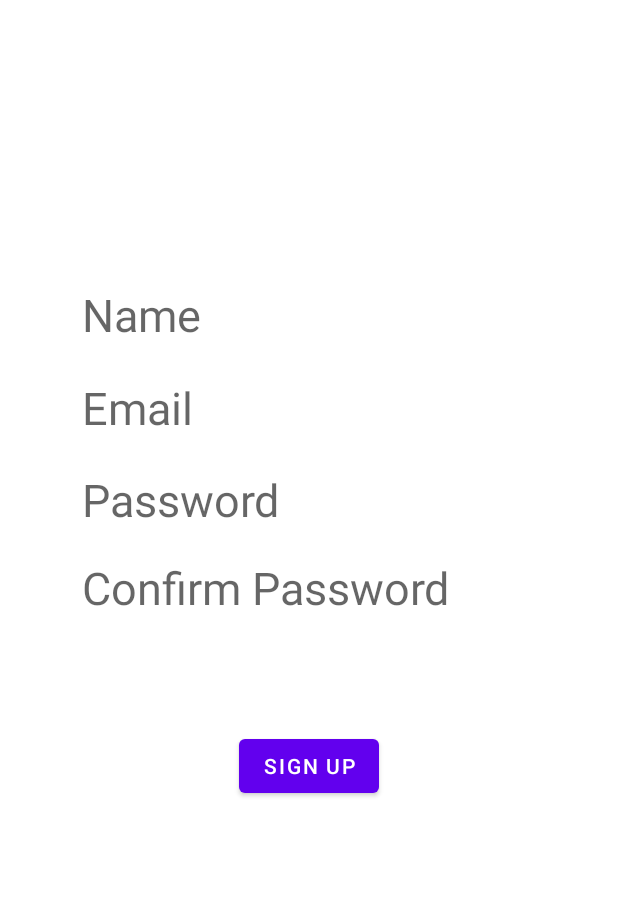
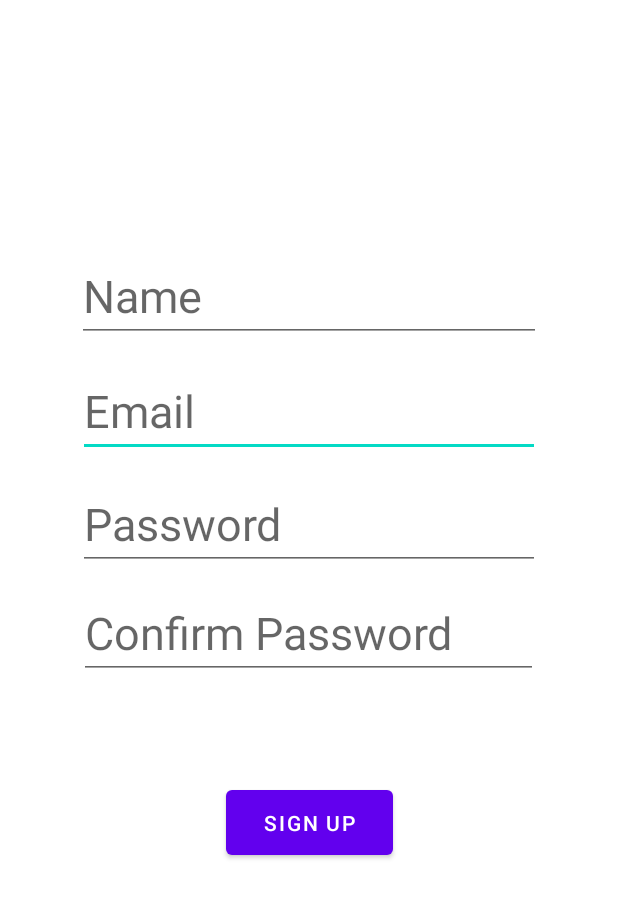
Before and after one commit to RajbirBains/HRTFitnessApp, an Android app: the SignUpActivity screen opened directly, with no data from a screen before it, on a phone screen of 412 x 824 dp. Shown: the top 898 px of the screen. Run offline under Robolectric (Android 15) with nearby library versions, the phone set to English and light mode, and no system bars; our stand-ins replace Firebase (no records; nobody signed in at launch, a user with empty details on screens opened directly).

Commit message:
Fix xml problems

```diff
--- a/app/src/main/java/com/example/hrtfitnessapp/SignUpActivity.java
+++ b/app/src/main/java/com/example/hrtfitnessapp/SignUpActivity.java
@@ -27,15 +27,15 @@ public class SignUpActivity extends AppCompatActivity {
         setContentView(R.layout.activity_sign_up);
 
         //Email input field
-        editTextEmail = (EditText) findViewById(R.id.email);
+        editTextEmail = (EditText) findViewById(R.id.editTextTextEmailAddress2);
 
         //Password input field
-        editTextPassword = (EditText) findViewById(R.id.password);
+        editTextPassword = (EditText) findViewById(R.id.editTextTextPassword2);
 
         //Username input field
-        editTextUserName = (EditText) findViewById(R.id.Name);
+        editTextUserName = (EditText) findViewById(R.id.editTextTextPersonName);
 
-        editTextPasswordConfirmation = (EditText) findViewById(R.id.confirmpassword);
+        editTextPasswordConfirmation = (EditText) findViewById(R.id.editTextTextConfirmPassword);
         //Register button
 
         mAuth = FirebaseAuth.getInstance();
@@ -44,7 +44,8 @@ public class SignUpActivity extends AppCompatActivity {
         SignUpButton.setOnClickListener(new View.OnClickListener() {
             @Override
             public void onClick(View v) {
-                signInUser();
+                openLoginActivity();
+                //signInUser();
             }
         });
 
--- a/app/src/main/res/layout/activity_sign_up.xml
+++ b/app/src/main/res/layout/activity_sign_up.xml
@@ -7,88 +7,96 @@
     tools:context=".SignUpActivity">
 
 
-    <TextView
-        android:id="@+id/email"
-        android:layout_width="302dp"
-        android:layout_height="43dp"
-        android:layout_marginStart="54dp"
-        android:layout_marginLeft="54dp"
-        android:layout_marginTop="205dp"
-        android:layout_marginEnd="55dp"
-        android:layout_marginRight="55dp"
-        android:layout_marginBottom="483dp"
-        android:hint="Email"
-        android:textSize="30sp"
-        app:layout_constraintBottom_toBottomOf="parent"
-        app:layout_constraintEnd_toEndOf="parent"
-        app:layout_constraintStart_toStartOf="parent"
-        app:layout_constraintTop_toTopOf="parent" />
-
-    <TextView
-        android:id="@+id/Name"
-        android:layout_width="302dp"
-        android:layout_height="43dp"
-        android:layout_marginStart="54dp"
-        android:layout_marginLeft="54dp"
-        android:layout_marginTop="143dp"
-        android:layout_marginEnd="55dp"
-        android:layout_marginRight="55dp"
-        android:layout_marginBottom="545dp"
-        android:hint="Name"
-        android:textSize="30sp"
-        app:layout_constraintBottom_toBottomOf="parent"
-        app:layout_constraintEnd_toEndOf="parent"
-        app:layout_constraintStart_toStartOf="parent"
-        app:layout_constraintTop_toTopOf="parent" />
-
-    <TextView
-        android:id="@+id/confirmpassword"
-        android:layout_width="302dp"
-        android:layout_height="43dp"
-        android:layout_marginStart="54dp"
-        android:layout_marginLeft="54dp"
-        android:layout_marginTop="325dp"
-        android:layout_marginEnd="55dp"
-        android:layout_marginRight="55dp"
-        android:layout_marginBottom="363dp"
-        android:hint="Confirm Password"
-        android:textSize="30sp"
-        app:layout_constraintBottom_toBottomOf="parent"
-        app:layout_constraintEnd_toEndOf="parent"
-        app:layout_constraintStart_toStartOf="parent"
-        app:layout_constraintTop_toTopOf="parent" />
-
-    <TextView
-        android:id="@+id/password"
-        android:layout_width="302dp"
-        android:layout_height="43dp"
-        android:layout_marginStart="54dp"
-        android:layout_marginLeft="54dp"
-        android:layout_marginTop="266dp"
-        android:layout_marginEnd="55dp"
-        android:layout_marginRight="55dp"
-        android:layout_marginBottom="422dp"
-        android:hint="Password"
-        android:textSize="30sp"
-        app:layout_constraintBottom_toBottomOf="parent"
-        app:layout_constraintEnd_toEndOf="parent"
-        app:layout_constraintStart_toStartOf="parent"
-        app:layout_constraintTop_toTopOf="parent" />
-
     <Button
         android:id="@+id/SignUpButton"
-        android:layout_width="wrap_content"
-        android:layout_height="wrap_content"
-        android:layout_marginStart="159dp"
-        android:layout_marginLeft="159dp"
-        android:layout_marginTop="440dp"
-        android:layout_marginEnd="159dp"
-        android:layout_marginRight="159dp"
-        android:layout_marginBottom="243dp"
+        android:layout_width="111dp"
+        android:layout_height="55dp"
+        android:layout_marginStart="150dp"
+        android:layout_marginLeft="150dp"
+        android:layout_marginTop="474dp"
+        android:layout_marginEnd="150dp"
+        android:layout_marginRight="150dp"
+        android:layout_marginBottom="202dp"
         android:text="Sign Up"
         app:layout_constraintBottom_toBottomOf="parent"
         app:layout_constraintEnd_toEndOf="parent"
         app:layout_constraintStart_toStartOf="parent"
         app:layout_constraintTop_toTopOf="parent" />
 
+    <EditText
+        android:id="@+id/editTextTextEmailAddress2"
+        android:layout_width="308dp"
+        android:layout_height="53dp"
+        android:layout_marginStart="51dp"
+        android:layout_marginLeft="51dp"
+        android:layout_marginTop="205dp"
+        android:layout_marginEnd="52dp"
+        android:layout_marginRight="52dp"
+        android:layout_marginBottom="473dp"
+        android:ems="10"
+        android:hint="Email"
+        android:inputType="textEmailAddress"
+        android:textSize="30dp"
+        app:layout_constraintBottom_toBottomOf="parent"
+        app:layout_constraintEnd_toEndOf="parent"
+        app:layout_constraintStart_toStartOf="parent"
+        app:layout_constraintTop_toTopOf="parent" />
+
+    <EditText
+        android:id="@+id/editTextTextPassword2"
+        android:layout_width="308dp"
+        android:layout_height="55dp"
+        android:layout_marginStart="51dp"
+        android:layout_marginLeft="51dp"
+        android:layout_marginTop="278dp"
+        android:layout_marginEnd="52dp"
+        android:layout_marginRight="52dp"
+        android:layout_marginBottom="398dp"
+        android:ems="10"
+        android:hint="Password"
+        android:inputType="textPassword"
+        android:textSize="30dp"
+        app:layout_constraintBottom_toBottomOf="parent"
+        app:layout_constraintEnd_toEndOf="parent"
+        app:layout_constraintStart_toStartOf="parent"
+        app:layout_constraintTop_toTopOf="parent" />
+
+    <EditText
+        android:id="@+id/editTextTextConfirmPassword"
+        android:layout_width="306dp"
+        android:layout_height="55dp"
+        android:layout_marginStart="52dp"
+        android:layout_marginLeft="52dp"
+        android:layout_marginTop="351dp"
+        android:layout_marginEnd="53dp"
+        android:layout_marginRight="53dp"
+        android:layout_marginBottom="325dp"
+        android:ems="10"
+        android:hint="Confirm Password"
+        android:inputType="textPassword"
+        android:textSize="30dp"
+        app:layout_constraintBottom_toBottomOf="parent"
+        app:layout_constraintEnd_toEndOf="parent"
+        app:layout_constraintStart_toStartOf="parent"
+        app:layout_constraintTop_toTopOf="parent" />
+
+    <EditText
+        android:id="@+id/editTextTextPersonName"
+        android:layout_width="309dp"
+        android:layout_height="57dp"
+        android:layout_marginStart="51dp"
+        android:layout_marginLeft="51dp"
+        android:layout_marginTop="124dp"
+        android:layout_marginEnd="51dp"
+        android:layout_marginRight="51dp"
+        android:layout_marginBottom="550dp"
+        android:ems="10"
+        android:hint="Name"
+        android:inputType="textPersonName"
+        android:textSize="30dp"
+        app:layout_constraintBottom_toBottomOf="parent"
+        app:layout_constraintEnd_toEndOf="parent"
+        app:layout_constraintStart_toStartOf="parent"
+        app:layout_constraintTop_toTopOf="parent" />
+
 </androidx.constraintlayout.widget.ConstraintLayout>
```
